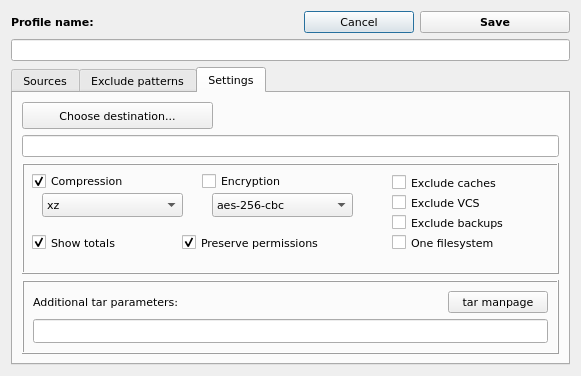
marazmista/tar-backup, file tar-backup/adddialog.ui: the form before one commit.
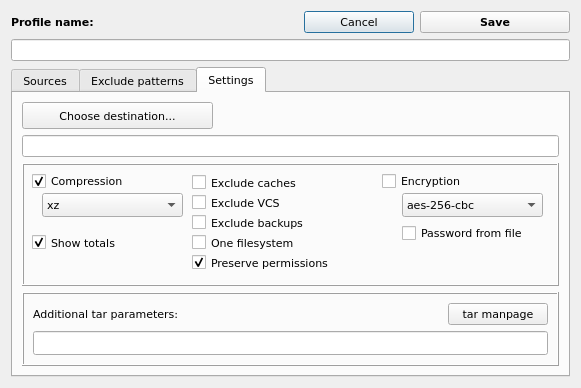
The form after the commit. The open tabs and pages were chosen to show the change.

Commit message: add support for password in files, some buxfixes

```diff
--- a/tar-backup/adddialog.ui
+++ b/tar-backup/adddialog.ui
@@ -7,7 +7,7 @@
     <x>0</x>
     <y>0</y>
     <width>577</width>
-    <height>376</height>
+    <height>388</height>
    </rect>
   </property>
   <property name="font">
@@ -298,7 +298,7 @@
          <widget class="QCheckBox" name="cb_enc">
           <property name="geometry">
            <rect>
-            <x>180</x>
+            <x>360</x>
             <y>10</y>
             <width>101</width>
             <height>16</height>
@@ -314,7 +314,7 @@
           </property>
           <property name="geometry">
            <rect>
-            <x>190</x>
+            <x>380</x>
             <y>30</y>
             <width>141</width>
             <height>24</height>
@@ -344,7 +344,7 @@
          <widget class="QCheckBox" name="cb_excludeCaches">
           <property name="geometry">
            <rect>
-            <x>370</x>
+            <x>170</x>
             <y>10</y>
             <width>121</width>
             <height>19</height>
@@ -360,7 +360,7 @@
          <widget class="QCheckBox" name="cb_oneFilesystem">
           <property name="geometry">
            <rect>
-            <x>370</x>
+            <x>170</x>
             <y>70</y>
             <width>121</width>
             <height>19</height>
@@ -395,7 +395,7 @@
          <widget class="QCheckBox" name="cb_excludeVcs">
           <property name="geometry">
            <rect>
-            <x>370</x>
+            <x>170</x>
             <y>30</y>
             <width>131</width>
             <height>19</height>
@@ -411,7 +411,7 @@
          <widget class="QCheckBox" name="cb_excludeBackups">
           <property name="geometry">
            <rect>
-            <x>370</x>
+            <x>170</x>
             <y>50</y>
             <width>141</width>
             <height>19</height>
@@ -427,8 +427,8 @@
          <widget class="QCheckBox" name="cb_preservePermissions">
           <property name="geometry">
            <rect>
-            <x>160</x>
-            <y>70</y>
+            <x>170</x>
+            <y>90</y>
             <width>161</width>
             <height>19</height>
            </rect>
@@ -443,6 +443,19 @@
            <bool>true</bool>
           </property>
          </widget>
+         <widget class="QCheckBox" name="cb_passFromFile">
+          <property name="geometry">
+           <rect>
+            <x>380</x>
+            <y>60</y>
+            <width>141</width>
+            <height>20</height>
+           </rect>
+          </property>
+          <property name="text">
+           <string>Password from file</string>
+          </property>
+         </widget>
         </widget>
        </item>
        <item row="4" column="0">
```
Left out of the diff: 7 changed lines with no effect on the pictures. The commit also changes 9 other files.
